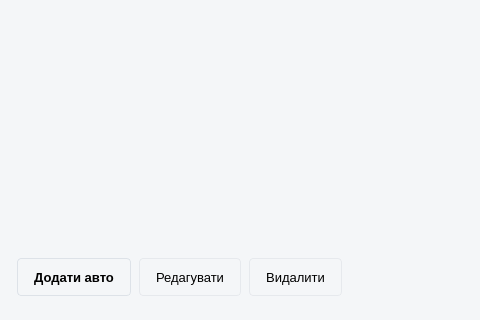
This is adminwindow.ui in lopez1k/kursova as Qt 5 draws it before an edit; both pictures show x 221 to 701 and y 360 to 680 of the 1048 by 680 pixel window. The edited form follows.
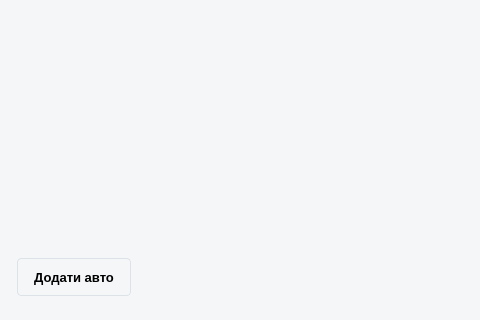
This is the edited form. Icons and pictures are not drawn.

Diff of the .ui file:
```diff
--- a/adminwindow.ui
+++ b/adminwindow.ui
@@ -115,8 +115,6 @@
 QPushButton#btnDeleteUser:hover    { background: #FDF1F0; border-color: #D9A39D; }
 QPushButton#btnDeleteUser:pressed  { background: #FBE7E5; }
 QPushButton#btnDeleteUser:disabled { background: #F4F6F8; border-color: #E6E9ED; color: #A0A8B4; }
-QPushButton#btnDeleteCar:enabled { color: #B42318; border-color: #E8C4C0; background: #FFFFFF; }
-QPushButton#btnDeleteCar:enabled:hover { background: #FDF1F0; border-color: #D9A39D; }
 
 /* ---- Картки авто (createCarCardWidget) ---- */
 QListWidget#carsListWidget { background: transparent; border: none; outline: 0; }
@@ -739,38 +737,6 @@
                </property>
               </widget>
              </item>
-             <item>
-              <widget class="QPushButton" name="btnEditCar">
-               <property name="enabled">
-                <bool>false</bool>
-               </property>
-               <property name="cursor">
-                <cursorShape>PointingHandCursor</cursorShape>
-               </property>
-               <property name="styleSheet">
-                <string notr="true">color: rgb(0, 0, 0);</string>
-               </property>
-               <property name="text">
-                <string>Редагувати</string>
-               </property>
-              </widget>
-             </item>
-             <item>
-              <widget class="QPushButton" name="btnDeleteCar">
-               <property name="enabled">
-                <bool>false</bool>
-               </property>
-               <property name="cursor">
-                <cursorShape>PointingHandCursor</cursorShape>
-               </property>
-               <property name="styleSheet">
-                <string notr="true">color: rgb(0, 0, 0);</string>
-               </property>
-               <property name="text">
-                <string>Видалити</string>
-               </property>
-              </widget>
-             </item>
              <item>
               <spacer name="actionsSpacer">
                <property name="orientation">
```
Left out of the diff: 4 changed lines with no effect on the pictures.
